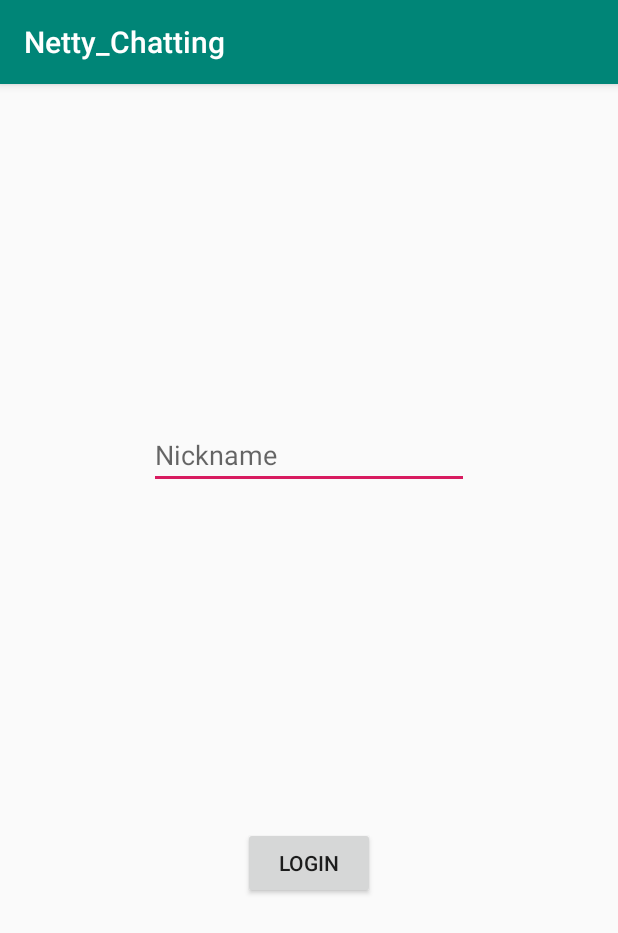
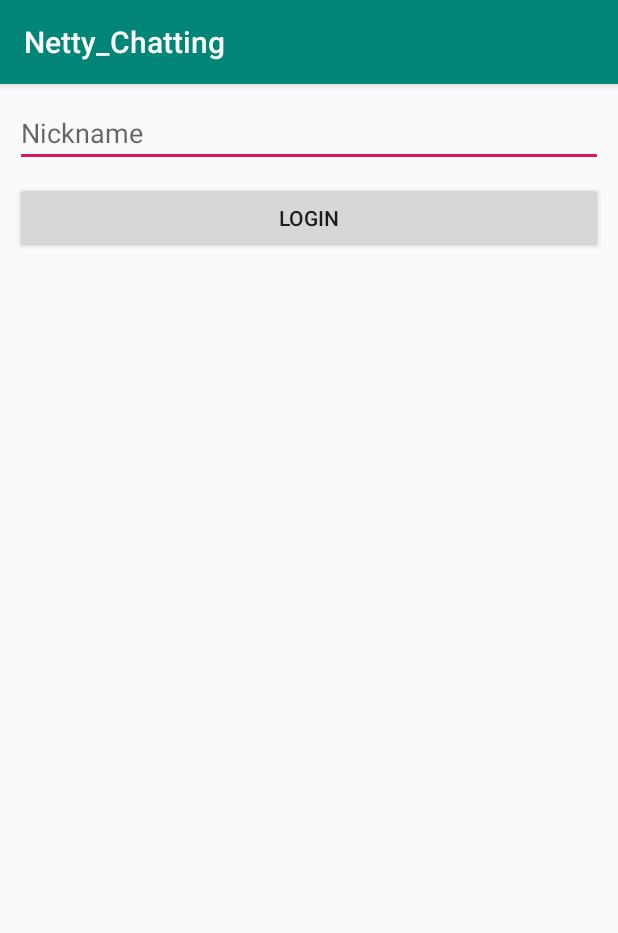
Before and after one commit to KRMKGOLD/Netty_Chat, an Android app: the screen it shows after launch (MainActivity), on a phone screen of 412 x 824 dp. Shown: the top 933 px of the screen. Run offline under Robolectric (Android 15) with nearby library versions, the phone set to English and light mode, and no system bars.

Commit message:
[Add] 500 코드를 보내 나갈 때 유저 정보에서 제거해줌

```diff
--- a/app/src/main/AndroidManifest.xml
+++ b/app/src/main/AndroidManifest.xml
@@ -2,8 +2,9 @@
 <manifest xmlns:android="http://schemas.android.com/apk/res/android"
     package="com.example.netty_chatting">
 
+    <uses-permission android:name="android.permission.INTERNET" />
+
     <application
-        android:name=".BaseApplication"
         android:allowBackup="true"
         android:icon="@mipmap/ic_launcher"
         android:label="@string/app_name"
@@ -11,7 +12,6 @@
         android:supportsRtl="true"
         android:theme="@style/AppTheme"
         android:usesCleartextTraffic="true">
-        <activity android:name=".ChatActivity"></activity>
         <activity android:name=".MainActivity">
             <intent-filter>
                 <action android:name="android.intent.action.MAIN" />
@@ -21,6 +21,4 @@
         </activity>
     </application>
 
-    <uses-permission android:name="android.permission.INTERNET" />
-
 </manifest>
--- a/app/src/main/java/com/example/netty_chatting/BaseApplication.java
+++ /dev/null
@@ -1,37 +0,0 @@
-package com.example.netty_chatting;
-
-import android.app.Application;
-
-import java.io.BufferedReader;
-import java.io.OutputStream;
-import java.net.Socket;
-
-public class BaseApplication extends Application {
-    public static Socket socket;
-    private static BufferedReader in;
-    private static OutputStream out;
-
-    public static void setSocket(Socket socket) {
-        BaseApplication.socket = socket;
-    }
-
-    public static Socket getSocket() {
-        return socket;
-    }
-
-    public static void setIn(BufferedReader in) {
-        BaseApplication.in = in;
-    }
-
-    public static BufferedReader getIn() {
-        return in;
-    }
-
-    public static void setOut(OutputStream out) {
-        BaseApplication.out = out;
-    }
-
-    public static OutputStream getOut() {
-        return out;
-    }
-}
--- a/app/src/main/java/com/example/netty_chatting/MainActivity.java
+++ b/app/src/main/java/com/example/netty_chatting/MainActivity.java
@@ -5,7 +5,6 @@ import androidx.appcompat.app.AppCompatActivity;
 import android.os.Bundle;
 import android.widget.Button;
 import android.widget.EditText;
-import android.widget.Toast;
 
 import java.io.BufferedReader;
 import java.io.IOException;
@@ -23,14 +22,18 @@ public class MainActivity extends AppCompatActivity {
     private OutputStream out;
 
     @Override
+    protected void onStart() {
+        super.onStart();
+        startSocket();
+    }
+
+    @Override
     protected void onCreate(Bundle savedInstanceState) {
         super.onCreate(savedInstanceState);
         setContentView(R.layout.activity_main);
 
         nameEditText = findViewById(R.id.nameEditText);
         sendDataButton = findViewById(R.id.sendDataButton);
-
-        startSocket();
 
         sendDataButton.setOnClickListener((view) -> {
             if (!nameEditText.getText().toString().isEmpty()) {
@@ -44,15 +47,18 @@ public class MainActivity extends AppCompatActivity {
         new Thread(() -> {
             try {
                 mSocket = new Socket("10.156.145.149", 5000);
-                BaseApplication.setSocket(mSocket);
                 in = new BufferedReader(new InputStreamReader(mSocket.getInputStream()));
-                BaseApplication.setIn(in);
                 out = mSocket.getOutputStream();
-                BaseApplication.setOut(out);
             } catch (Exception e) {
                 e.printStackTrace();
             }
         }).start();
+    }
+
+    @Override
+    protected void onDestroy() {
+        sendMsg("500|");
+        super.onDestroy();
     }
 
     private void sendMsg(final String msg) {
@@ -64,20 +70,4 @@ public class MainActivity extends AppCompatActivity {
             }
         }).start();
     }
-
-//    private void getRoomList() {
-//        new Thread(
-//                new Runnable() {
-//                    @Override
-//                    public void run() {
-//                        try {
-//                            String[] msgs = in.readLine().split("\\|");
-//                            Log.d("msgs", Arrays.toString(msgs));
-//                        } catch (IOException e) {
-//                            e.printStackTrace();
-//                        }
-//                    }
-//                }
-//        ).start();
-//    }
 }
--- a/app/src/main/res/layout/activity_main.xml
+++ b/app/src/main/res/layout/activity_main.xml
@@ -6,28 +6,38 @@
     android:layout_height="match_parent"
     tools:context=".MainActivity">
 
+    <androidx.constraintlayout.widget.ConstraintLayout
+        android:layout_width="match_parent"
+        android:layout_height="0dp"
+        app:layout_constraintEnd_toEndOf="parent"
+        app:layout_constraintStart_toStartOf="parent"
+        app:layout_constraintTop_toTopOf="parent">
+
         <Button
             android:id="@+id/sendDataButton"
-        android:layout_width="wrap_content"
+            android:layout_width="0dp"
             android:layout_height="wrap_content"
+            android:layout_marginStart="10dp"
+            android:layout_marginEnd="10dp"
+            android:layout_marginBottom="10dp"
             android:text="Login"
             app:layout_constraintBottom_toBottomOf="parent"
             app:layout_constraintEnd_toEndOf="parent"
-        app:layout_constraintHorizontal_bias="0.5"
             app:layout_constraintStart_toStartOf="parent"
             app:layout_constraintTop_toBottomOf="@+id/nameEditText" />
 
         <EditText
             android:id="@+id/nameEditText"
-        android:layout_width="wrap_content"
+            android:layout_width="0dp"
             android:layout_height="wrap_content"
+            android:layout_margin="10dp"
             android:ems="10"
             android:hint="Nickname"
             android:inputType="textPersonName"
             app:layout_constraintBottom_toTopOf="@+id/sendDataButton"
             app:layout_constraintEnd_toEndOf="parent"
-        app:layout_constraintHorizontal_bias="0.5"
             app:layout_constraintStart_toStartOf="parent"
             app:layout_constraintTop_toTopOf="parent" />
+    </androidx.constraintlayout.widget.ConstraintLayout>
 
 </androidx.constraintlayout.widget.ConstraintLayout>
```
Also changed, not shown: app/src/main/java/com/example/netty_chatting/ChatActivity.java (deleted, +0 -14 lines), app/src/main/res/layout/activity_chat.xml (deleted, +0 -9 lines). Lines whose indentation alone changed are shown as unchanged.
